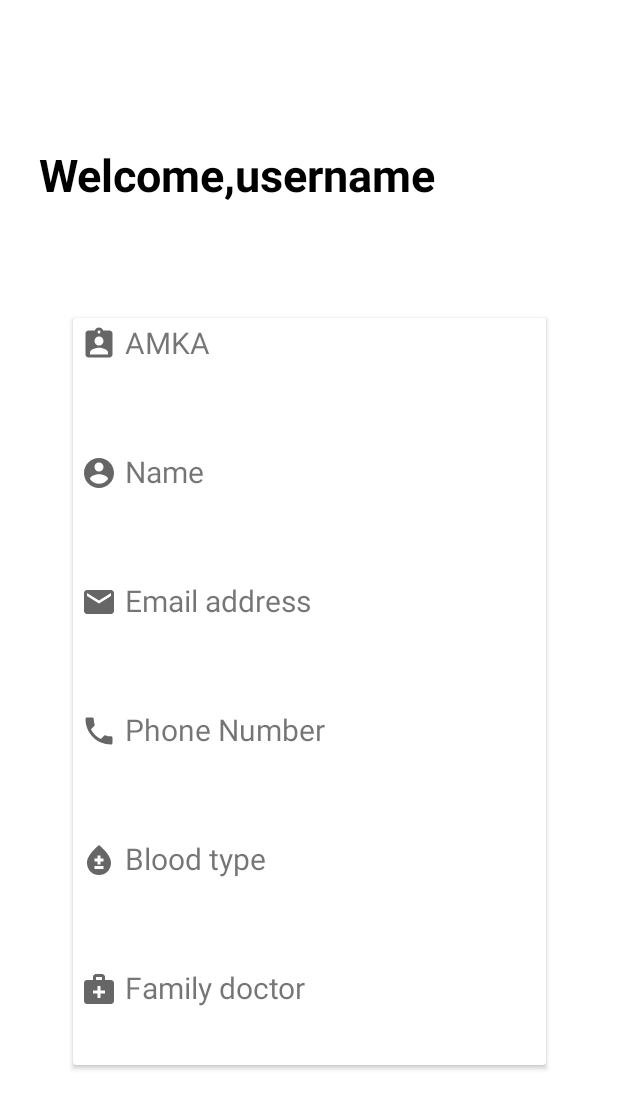
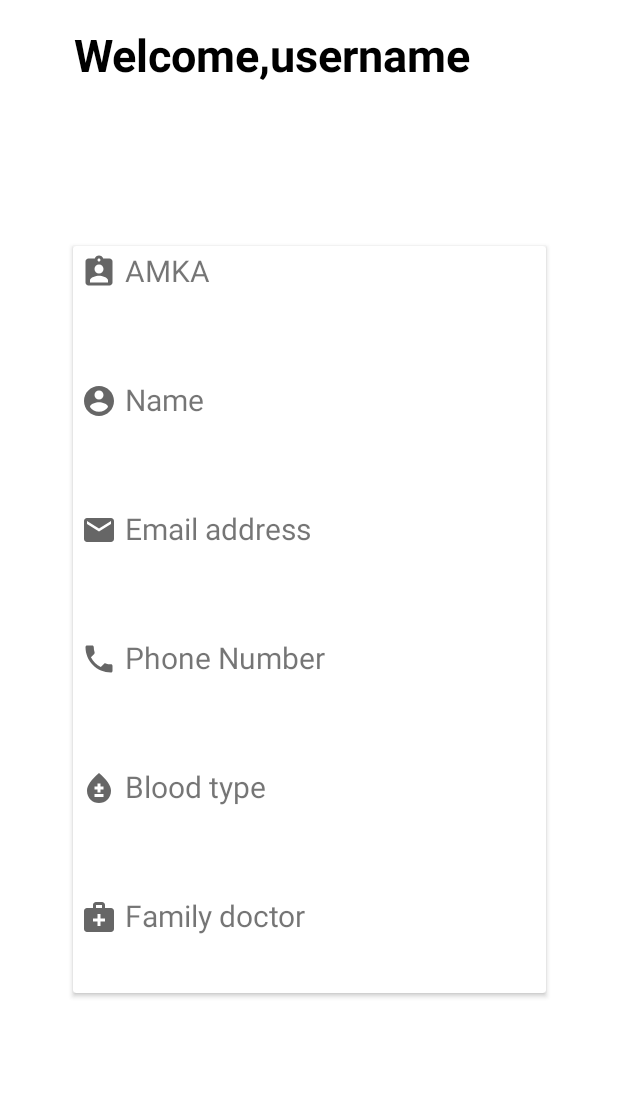
Before and after one commit to alexioan7/E-Health, an Android app: the layout fragment_personalinfo.xml on its own in the app's theme, with its tools: preview values and no code run, on a phone screen of 412 x 824 dp. Shown: the top 1109 px of the screen. Run offline under Robolectric (Android 15) with nearby library versions, the phone set to English and light mode, and no system bars.

Commit message:
personal info ui

```diff
--- a/app/src/main/res/layout/fragment_personalinfo.xml
+++ b/app/src/main/res/layout/fragment_personalinfo.xml
@@ -22,14 +22,14 @@
             android:id="@+id/textView5"
             android:layout_width="wrap_content"
             android:layout_height="wrap_content"
-            android:layout_marginTop="96dp"
+            android:layout_marginTop="16dp"
             android:text="Welcome,username"
-            android:textSize="30sp"
             android:textAlignment="center"
             android:textColor="@color/black"
+            android:textSize="30sp"
             android:textStyle="bold"
             app:layout_constraintEnd_toEndOf="parent"
-            app:layout_constraintHorizontal_bias="0.175"
+            app:layout_constraintHorizontal_bias="0.333"
             app:layout_constraintStart_toStartOf="parent"
             app:layout_constraintTop_toTopOf="parent" />
 
@@ -52,10 +52,10 @@
                     android:id="@+id/amka_tag"
                     android:layout_width="wrap_content"
                     android:layout_height="wrap_content"
+                    android:drawableLeft="@drawable/ic_baseline_assignment_ind_24"
+                    android:drawablePadding="5dp"
                     android:includeFontPadding="false"
                     android:text="AMKA"
-                    android:drawableLeft="@drawable/ic_baseline_assignment_ind_24"
-                    android:drawablePadding="5dp"
                     android:textSize="20sp" />
 
                 <TextView
```
